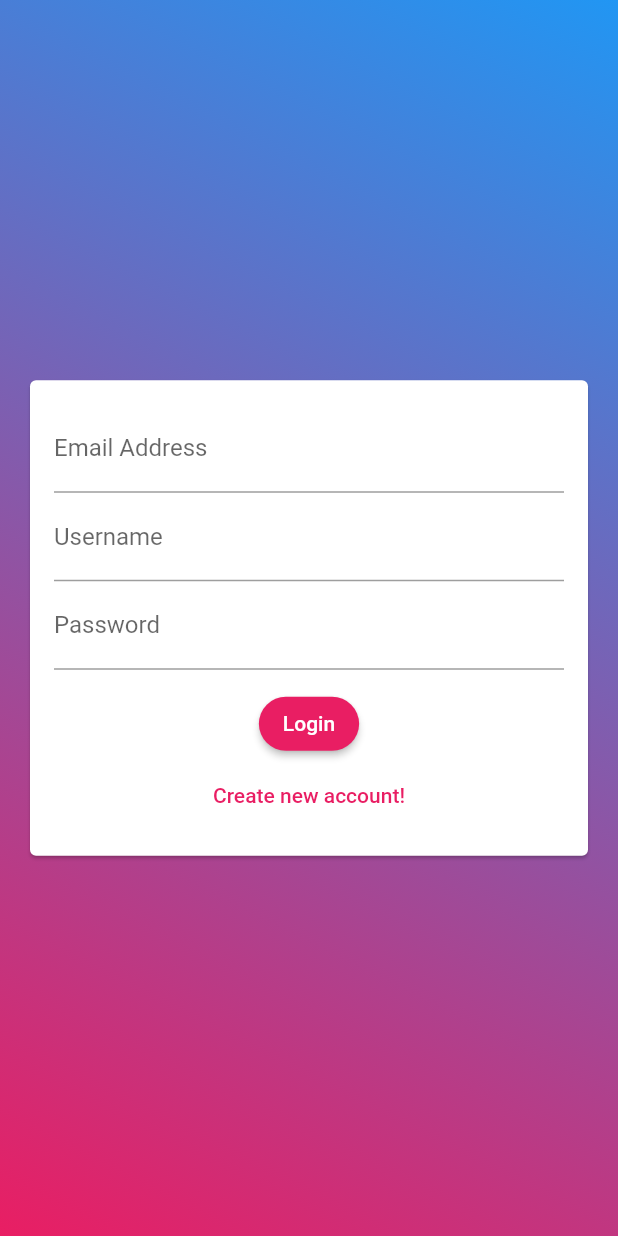
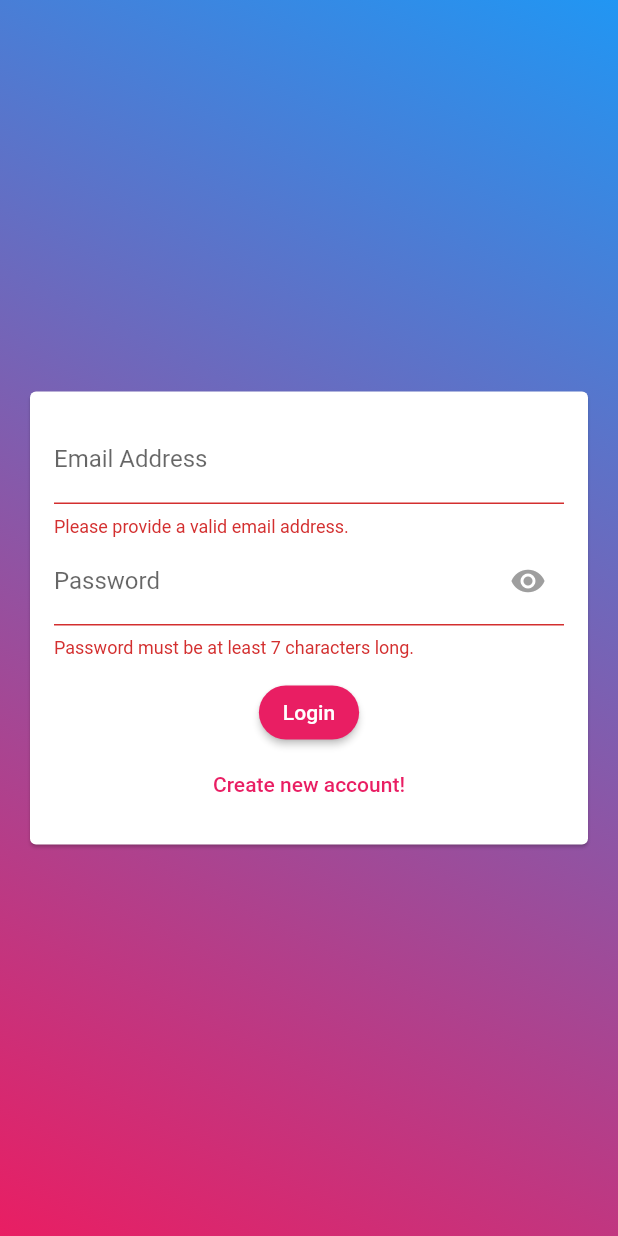
Before and after one commit to UjwalAgrawal/chat_app, a Flutter app: the screen it shows after launch, after a tap on "Login", on a phone screen of 412 x 824 dp. Run offline on Flutter 3.47's test engine with Material 2 defaults, Android fonts, the phone set to English and light mode, and no system bars; our stand-ins replace cloud_firestore, email_validator, firebase_core; accounts and stored records are empty.

Commit message:
authentication form creation

```diff
--- a/lib/widgets/auth/auth_form.dart
+++ b/lib/widgets/auth/auth_form.dart
@@ -1,4 +1,5 @@
 import 'package:flutter/material.dart';
+import 'package:email_validator/email_validator.dart';
 
 class AuthForm extends StatefulWidget {
   @override
@@ -6,6 +7,24 @@ class AuthForm extends StatefulWidget {
 }
 
 class _AuthFormState extends State<AuthForm> {
+  final _formKey = GlobalKey<FormState>();
+  var _isLogin = true;
+  var _userEmail = '';
+  var _userName = '';
+  var _userPassword = '';
+  bool _showPassword = false;
+
+  void _trySubmit() {
+    FocusScope.of(context).unfocus();
+    final isValid = _formKey.currentState.validate();
+    if (isValid) {
+      _formKey.currentState.save();
+      print(_userEmail);
+      print(_userName);
+      print(_userPassword);
+    }
+  }
+
   @override
   Widget build(BuildContext context) {
     return Center(
@@ -15,34 +34,86 @@ class _AuthFormState extends State<AuthForm> {
           child: Padding(
             padding: EdgeInsets.all(16),
             child: Form(
+                key: _formKey,
                 child: Column(
                   mainAxisSize: MainAxisSize.min,
                   children: [
                     TextFormField(
+                      key: ValueKey('email'),
                       keyboardType: TextInputType.emailAddress,
                       decoration: InputDecoration(
                         labelText: "Email Address",
                       ),
+                      // autovalidateMode: AutovalidateMode.onUserInteraction,
+                      validator: (value) {
+                        bool isValid = EmailValidator.validate(value);
+                        if (!isValid)
+                          return "Please provide a valid email address.";
+                        return null;
+                      },
+                      onSaved: (newValue) {
+                        _userEmail = newValue;
+                      },
                     ),
+                    if (!_isLogin)
                       TextFormField(
+                        key: ValueKey('username'),
+                        validator: (value) {
+                          if (value.isEmpty || value.length < 4) {
+                            return "Please enter at least 4 characters.";
+                          }
+                          return null;
+                        },
+                        onSaved: (newValue) {
+                          _userName = newValue;
+                        },
                         decoration: InputDecoration(
                           labelText: "Username",
                         ),
                       ),
                     TextFormField(
+                      key: ValueKey('password'),
+                      // autovalidateMode: AutovalidateMode.onUserInteraction,
+                      validator: (value) {
+                        if (value.isEmpty || value.length < 7) {
+                          return "Password must be at least 7 characters long.";
+                        }
+                        return null;
+                      },
+                      onSaved: (newValue) {
+                        _userPassword = newValue;
+                      },
+                      obscureText: !_showPassword,
                       decoration: InputDecoration(
                           labelText: "Password",
+                          suffixIcon: IconButton(
+                            icon: Icon(
+                              Icons.remove_red_eye,
+                              color: _showPassword
+                                  ? Theme.of(context).primaryColor
+                                  : Colors.grey,
                             ),
-                  obscureText: true,
+                            onPressed: () {
+                              setState(() => _showPassword = !_showPassword);
+                            },
+                          )),
                     ),
                     SizedBox(
                       height: 12,
                     ),
                     ElevatedButton(
-                  onPressed: () {},
-                  child: Text("Login"),
+                      onPressed: _trySubmit,
+                      child: Text(_isLogin ? "Login" : "Signup"),
                     ),
-                TextButton(onPressed: () {}, child: Text("Create new account!"))
+                    TextButton(
+                      onPressed: () {
+                        setState(() {
+                          _isLogin = !_isLogin;
+                        });
+                      },
+                      child: Text(
+                          _isLogin ? "Create new account!" : "Already a user?"),
+                    )
                   ],
                 )),
           ),
--- a/pubspec.yaml
+++ b/pubspec.yaml
@@ -31,6 +31,7 @@ dependencies:
   cloud_firestore: ^0.16.0
   firebase_auth: ^0.20.0+1
   firebase_core: ^0.7.0
+  email_validator: ^1.0.6
 
 dev_dependencies:
   flutter_test:
```
Also changed, not shown: pubspec.lock. Lines whose indentation alone changed are shown as unchanged.
